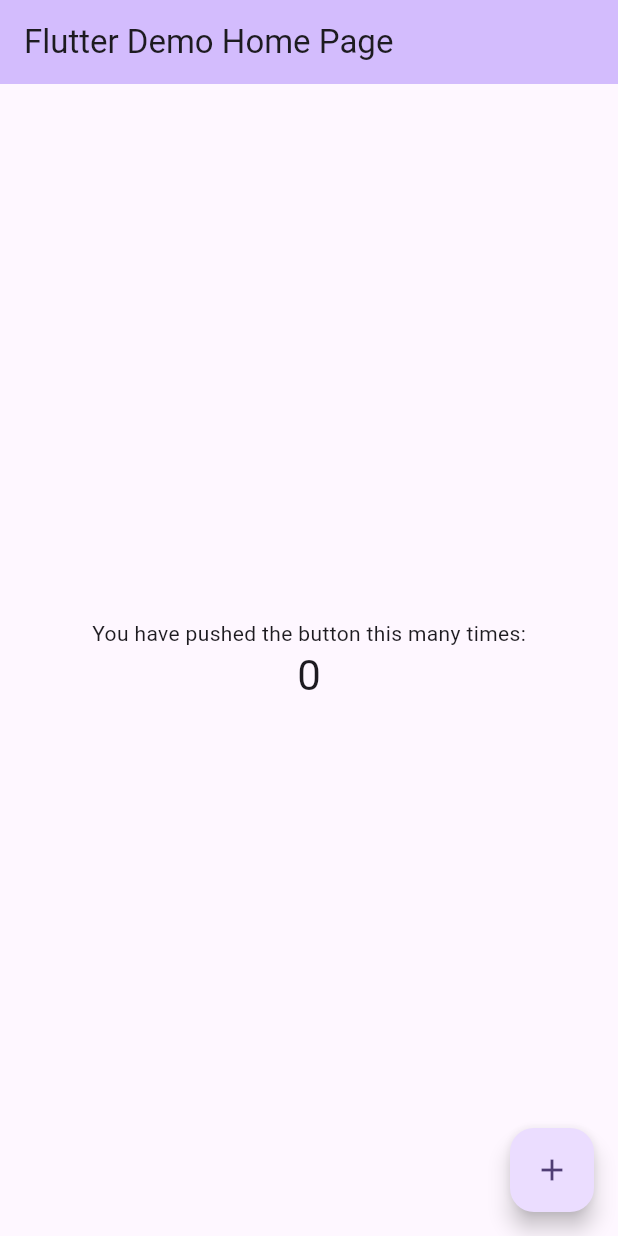
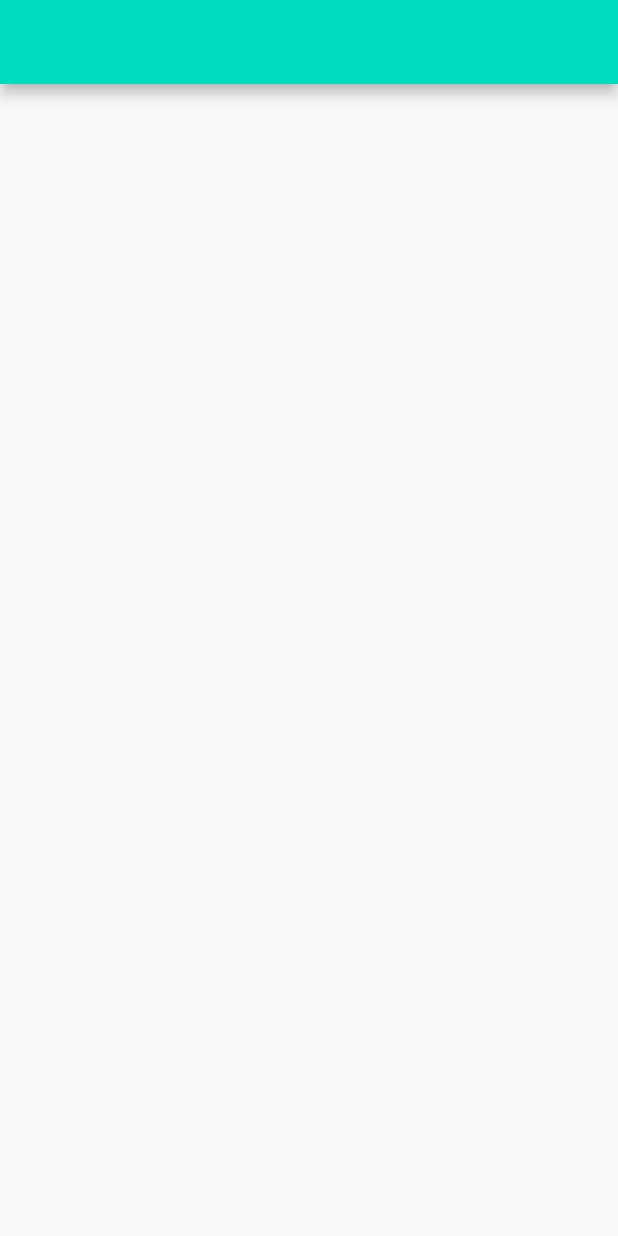
Before and after one commit to OmarAmeer96/iti-flutter-task1, a Flutter app: the screen it shows after launch, on a phone screen of 412 x 824 dp. Run offline on Flutter 3.47's test engine with Material 2 defaults, Android fonts, the phone set to English and light mode, and no system bars.

Commit message:
Commit 2

```diff
--- a/lib/main.dart
+++ b/lib/main.dart
@@ -1,125 +1,15 @@
 import 'package:flutter/material.dart';
+import 'package:iti_flutter_task1/screens/home_screen.dart';
 
 void main() {
-  runApp(const MyApp());
+  runApp(const Task1());
 }
 
-class MyApp extends StatelessWidget {
-  const MyApp({super.key});
-
-  // This widget is the root of your application.
-  @override
-  Widget build(BuildContext context) {
-    return MaterialApp(
-      title: 'Flutter Demo',
-      theme: ThemeData(
-        // This is the theme of your application.
-        //
-        // TRY THIS: Try running your application with "flutter run". You'll see
-        // the application has a blue toolbar. Then, without quitting the app,
-        // try changing the seedColor in the colorScheme below to Colors.green
-        // and then invoke "hot reload" (save your changes or press the "hot
-        // reload" button in a Flutter-supported IDE, or press "r" if you used
-        // the command line to start the app).
-        //
-        // Notice that the counter didn't reset back to zero; the application
-        // state is not lost during the reload. To reset the state, use hot
-        // restart instead.
-        //
-        // This works for code too, not just values: Most code changes can be
-        // tested with just a hot reload.
-        colorScheme: ColorScheme.fromSeed(seedColor: Colors.deepPurple),
-        useMaterial3: true,
-      ),
-      home: const MyHomePage(title: 'Flutter Demo Home Page'),
-    );
-  }
-}
-
-class MyHomePage extends StatefulWidget {
-  const MyHomePage({super.key, required this.title});
-
-  // This widget is the home page of your application. It is stateful, meaning
-  // that it has a State object (defined below) that contains fields that affect
-  // how it looks.
-
-  // This class is the configuration for the state. It holds the values (in this
-  // case the title) provided by the parent (in this case the App widget) and
-  // used by the build method of the State. Fields in a Widget subclass are
-  // always marked "final".
-
-  final String title;
-
-  @override
-  State<MyHomePage> createState() => _MyHomePageState();
-}
-
-class _MyHomePageState extends State<MyHomePage> {
-  int _counter = 0;
-
-  void _incrementCounter() {
-    setState(() {
-      // This call to setState tells the Flutter framework that something has
-      // changed in this State, which causes it to rerun the build method below
-      // so that the display can reflect the updated values. If we changed
-      // _counter without calling setState(), then the build method would not be
-      // called again, and so nothing would appear to happen.
-      _counter++;
-    });
-  }
+class Task1 extends StatelessWidget {
+  const Task1({super.key});
 
   @override
   Widget build(BuildContext context) {
-    // This method is rerun every time setState is called, for instance as done
-    // by the _incrementCounter method above.
-    //
-    // The Flutter framework has been optimized to make rerunning build methods
-    // fast, so that you can just rebuild anything that needs updating rather
-    // than having to individually change instances of widgets.
-    return Scaffold(
-      appBar: AppBar(
-        // TRY THIS: Try changing the color here to a specific color (to
-        // Colors.amber, perhaps?) and trigger a hot reload to see the AppBar
-        // change color while the other colors stay the same.
-        backgroundColor: Theme.of(context).colorScheme.inversePrimary,
-        // Here we take the value from the MyHomePage object that was created by
-        // the App.build method, and use it to set our appbar title.
-        title: Text(widget.title),
-      ),
-      body: Center(
-        // Center is a layout widget. It takes a single child and positions it
-        // in the middle of the parent.
-        child: Column(
-          // Column is also a layout widget. It takes a list of children and
-          // arranges them vertically. By default, it sizes itself to fit its
-          // children horizontally, and tries to be as tall as its parent.
-          //
-          // Column has various properties to control how it sizes itself and
-          // how it positions its children. Here we use mainAxisAlignment to
-          // center the children vertically; the main axis here is the vertical
-          // axis because Columns are vertical (the cross axis would be
-          // horizontal).
-          //
-          // TRY THIS: Invoke "debug painting" (choose the "Toggle Debug Paint"
-          // action in the IDE, or press "p" in the console), to see the
-          // wireframe for each widget.
-          mainAxisAlignment: MainAxisAlignment.center,
-          children: <Widget>[
-            const Text(
-              'You have pushed the button this many times:',
-            ),
-            Text(
-              '$_counter',
-              style: Theme.of(context).textTheme.headlineMedium,
-            ),
-          ],
-        ),
-      ),
-      floatingActionButton: FloatingActionButton(
-        onPressed: _incrementCounter,
-        tooltip: 'Increment',
-        child: const Icon(Icons.add),
-      ), // This trailing comma makes auto-formatting nicer for build methods.
-    );
+    return const HomeScreen();
   }
 }
--- /dev/null
+++ b/lib/screens/home_screen.dart
@@ -0,0 +1,17 @@
+import 'package:flutter/material.dart';
+
+class HomeScreen extends StatelessWidget {
+  const HomeScreen({super.key});
+
+  @override
+  Widget build(BuildContext context) {
+    return MaterialApp(
+      debugShowCheckedModeBanner: false,
+      home: Scaffold(
+        appBar: AppBar(
+          backgroundColor: const Color(0xff01dbc0),
+        ),
+      ),
+    );
+  }
+}
```
Also changed, not shown: 1 other file.
